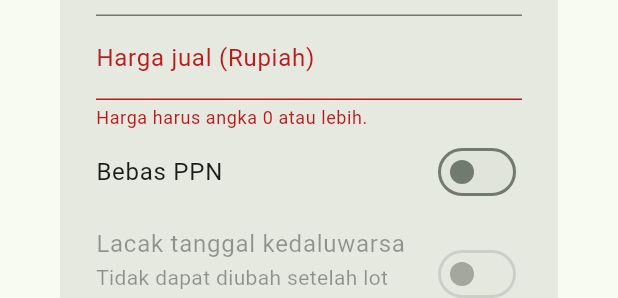
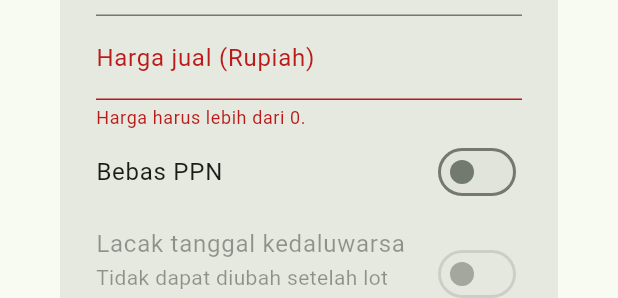
Before and after one commit to Andisatriawan/Berkahtigaputeri, a Flutter app: the _ProductEditor widget shown alone on an empty page, opened directly with empty values, after a tap on "Simpan", on a phone screen of 412 x 824 dp. Shown: the part 527-825 px from the top of the screen. Run offline on Flutter 3.47's test engine with Material 3 defaults, Android fonts, the phone set to English and light mode, and no system bars; our stand-ins replace flutter_riverpod, shared_preferences, sqflite, supabase; accounts and stored records are empty.

Commit message:
fix(pos-app): require positive product prices for checkout

```diff
--- a/pos-app/lib/features/products/product_screen.dart
+++ b/pos-app/lib/features/products/product_screen.dart
@@ -285,6 +285,14 @@ class _ProductEditorState extends State<_ProductEditor> {
     return null;
   }
 
+  String? _positiveInt(String? value, String label) {
+    final parsed = int.tryParse(value?.trim() ?? '');
+    if (parsed == null || parsed <= 0) {
+      return '$label harus lebih dari 0.';
+    }
+    return null;
+  }
+
   void _submit() {
     if (!(_formKey.currentState?.validate() ?? false)) return;
     final existing = widget.existing;
@@ -343,7 +351,7 @@ class _ProductEditorState extends State<_ProductEditor> {
                     labelText: 'Harga jual (Rupiah)',
                   ),
                   keyboardType: TextInputType.number,
-                  validator: (value) => _nonNegativeInt(value, 'Harga'),
+                  validator: (value) => _positiveInt(value, 'Harga'),
                 ),
                 SwitchListTile(
                   contentPadding: EdgeInsets.zero,
```
